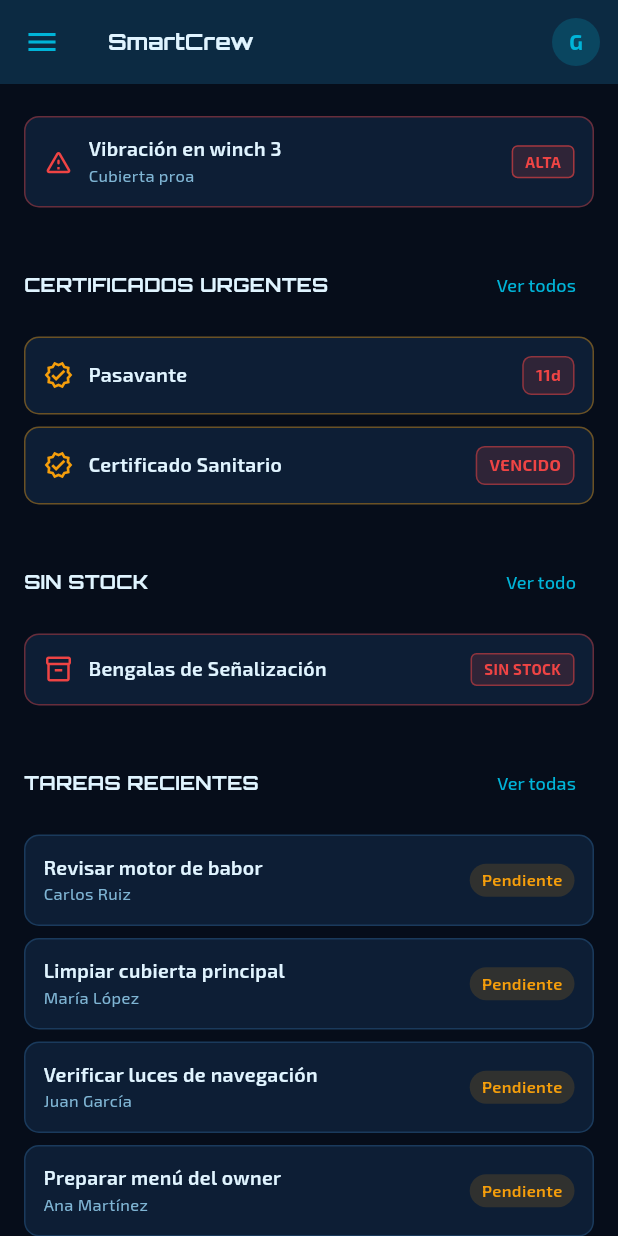
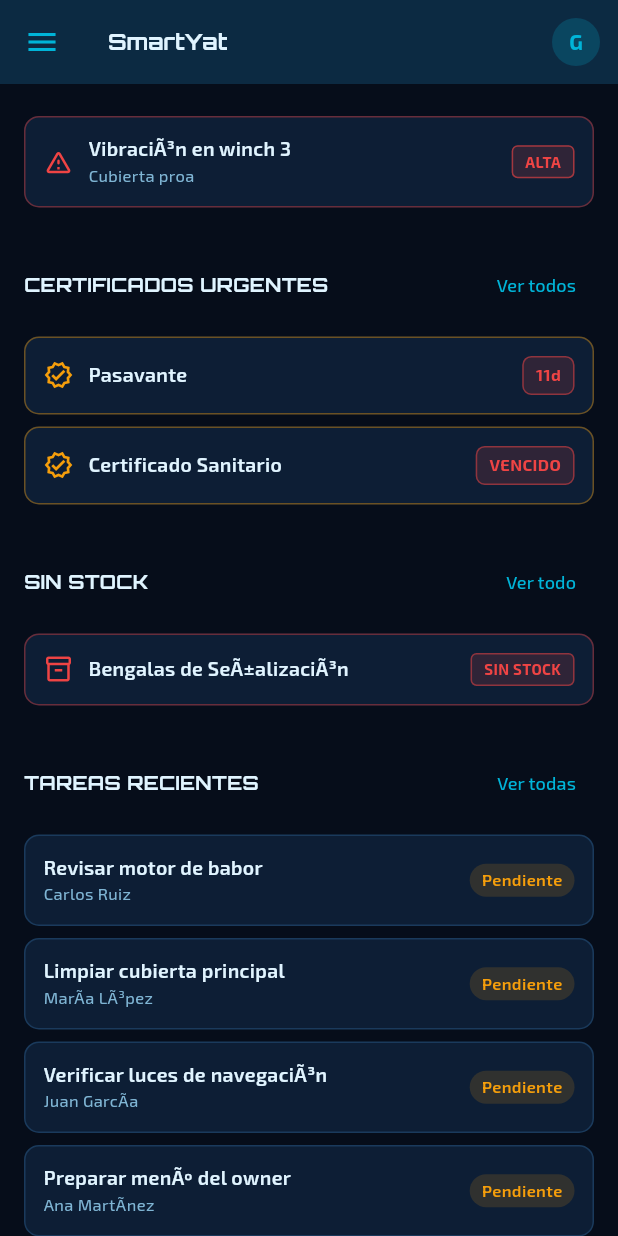
Before and after one commit to vicentellorens-collab/smart_yat, a Flutter app: the DashboardScreen screen opened directly with empty values, scrolled down 576 dp, on a phone screen of 412 x 824 dp. Run offline on Flutter 3.47's test engine with Material 3 defaults, Android fonts, the light colour scheme and no system bars; our stand-ins replace connectivity_plus, file_picker, flutter_secure_storage, flutter_tts, google_fonts, image_picker and 4 more; accounts and stored records are empty; statements that could not run were skipped.

Commit message:
Rename SmartCrew → SmartYat, UX nav improvements v2.3

```diff
--- a/lib/main.dart
+++ b/lib/main.dart
@@ -39,18 +39,18 @@
         ChangeNotifierProvider.value(value: appProvider),
         ChangeNotifierProvider.value(value: connectivityService),
       ],
-      child: const SmartCrewApp(),
+      child: const SmartYatApp(),
     ),
   );
 }
 
-class SmartCrewApp extends StatelessWidget {
-  const SmartCrewApp({super.key});
+class SmartYatApp extends StatelessWidget {
+  const SmartYatApp({super.key});
 
   @override
   Widget build(BuildContext context) {
     return MaterialApp(
-      title: 'SmartCrew',
+      title: 'SmartYat',
       debugShowCheckedModeBanner: false,
       theme: AppTheme.darkTheme,
       home: const LoginScreen(),
--- a/lib/providers/app_provider.dart
+++ b/lib/providers/app_provider.dart
@@ -70,7 +70,7 @@
 
   void setConnectivityService(ConnectivityService service) {
     _connectivityService = service;
-    // Sincronizar automáticamente al recuperar conexión
+    // Sincronizar automÃ¡ticamente al recuperar conexiÃ³n
     service.addListener(_onConnectivityChanged);
   }
 
@@ -84,7 +84,7 @@
     _isLoading = true;
     notifyListeners();
 
-    // 1. Carga local primero (instantánea)
+    // 1. Carga local primero (instantÃ¡nea)
     _tasks = await _storage.loadTasks();
     _crew = await _storage.loadCrew();
     _certificates = await _storage.loadCertificates();
@@ -104,15 +104,15 @@
     _isLoading = false;
     notifyListeners();
 
-    // 2. Pull desde Supabase en segundo plano si hay conexión
+    // 2. Pull desde Supabase en segundo plano si hay conexiÃ³n
     if (_yachtConfig != null &&
         _connectivityService?.isOnline != false) {
       syncWithCloud();
     }
   }
 
-  /// Sincronización bidireccional con Supabase.
-  /// Estrategia: pull desde nube → merge con local (nube gana en conflictos) → save local.
+  /// SincronizaciÃ³n bidireccional con Supabase.
+  /// Estrategia: pull desde nube â†’ merge con local (nube gana en conflictos) â†’ save local.
   Future<void> syncWithCloud() async {
     final yachtId = _yachtConfig?.id;
     if (yachtId == null) return;
@@ -125,7 +125,7 @@
 
       if (snapshot != null) {
         // Merge: la nube tiene prioridad sobre local para datos compartidos.
-        // Los datos locales que no están en la nube se suben.
+        // Los datos locales que no estÃ¡n en la nube se suben.
         _mergeFromCloud(snapshot);
         await _saveAllLocal();
       }
@@ -148,7 +148,7 @@
 
       _lastSyncAt = DateTime.now();
     } catch (_) {
-      // Sync falla silenciosamente — la app sigue funcionando offline
+      // Sync falla silenciosamente â€” la app sigue funcionando offline
     }
 
     _isSyncing = false;
@@ -157,7 +157,7 @@
 
   void _mergeFromCloud(CloudSnapshot snap) {
     // Para cada entidad: si la nube tiene registros, reemplaza local.
-    // Si la nube está vacía (primer sync desde este dispositivo), mantiene local.
+    // Si la nube estÃ¡ vacÃ­a (primer sync desde este dispositivo), mantiene local.
     if (snap.tasks.isNotEmpty) _tasks = snap.tasks;
     if (snap.crew.isNotEmpty) _crew = snap.crew;
     if (snap.certificates.isNotEmpty) _certificates = snap.certificates;
@@ -184,16 +184,16 @@
 
     _crew = [
       CrewMember(id: 'c1', name: 'Carlos Ruiz', role: 'Segundo Oficial'),
-      CrewMember(id: 'c2', name: 'María López', role: 'Cubierta'),
-      CrewMember(id: 'c3', name: 'Juan García', role: 'Marinero'),
-      CrewMember(id: 'c4', name: 'Ana Martínez', role: 'Cocinera'),
+      CrewMember(id: 'c2', name: 'MarÃ­a LÃ³pez', role: 'Cubierta'),
+      CrewMember(id: 'c3', name: 'Juan GarcÃ­a', role: 'Marinero'),
+      CrewMember(id: 'c4', name: 'Ana MartÃ­nez', role: 'Cocinera'),
     ];
 
     _tasks = [
       Task(
         id: 't1',
         title: 'Revisar motor de babor',
-        description: 'Inspección rutinaria del motor principal de babor.',
+        description: 'InspecciÃ³n rutinaria del motor principal de babor.',
         assignedToId: 'c1',
         assignedToName: 'Carlos Ruiz',
         priority: TaskPriority.alta,
@@ -204,32 +204,32 @@
         title: 'Limpiar cubierta principal',
         description: 'Limpieza completa de la cubierta de popa.',
         assignedToId: 'c2',
-        assignedToName: 'María López',
+        assignedToName: 'MarÃ­a LÃ³pez',
         priority: TaskPriority.media,
         createdAt: now.subtract(const Duration(hours: 5)),
       ),
       Task(
         id: 't3',
-        title: 'Verificar luces de navegación',
+        title: 'Verificar luces de navegaciÃ³n',
         description: 'Comprobar el funcionamiento de todas las luces.',
         assignedToId: 'c3',
-        assignedToName: 'Juan García',
+        assignedToName: 'Juan GarcÃ­a',
         priority: TaskPriority.media,
         createdAt: now.subtract(const Duration(days: 1)),
       ),
       Task(
         id: 't4',
-        title: 'Preparar menú del owner',
+        title: 'Preparar menÃº del owner',
         description: 'Sushi y marisco. Sin carne roja.',
         assignedToId: 'c4',
-        assignedToName: 'Ana Martínez',
+        assignedToName: 'Ana MartÃ­nez',
         priority: TaskPriority.alta,
         createdAt: now.subtract(const Duration(hours: 1)),
       ),
       Task(
         id: 't5',
         title: 'Inventario de combustible',
-        description: 'Registrar nivel actual y proyección.',
+        description: 'Registrar nivel actual y proyecciÃ³n.',
         assignedToId: 'c1',
         assignedToName: 'Carlos Ruiz',
         status: TaskStatus.completada,
@@ -242,7 +242,7 @@
         title: 'Mantenimiento ancla',
         description: 'Revisar cadena y mecanismo de anclaje.',
         assignedToId: 'c2',
-        assignedToName: 'María López',
+        assignedToName: 'MarÃ­a LÃ³pez',
         status: TaskStatus.enProgreso,
         priority: TaskPriority.media,
         createdAt: now.subtract(const Duration(hours: 8)),
@@ -253,8 +253,8 @@
       Certificate(
         id: 'cert1',
         name: 'Pasavante',
-        issuer: 'Capitanía de Puerto',
-        type: 'Navegación',
+        issuer: 'CapitanÃ­a de Puerto',
+        type: 'NavegaciÃ³n',
         expiryDate: now.add(const Duration(days: 12)),
       ),
       Certificate(
@@ -281,10 +281,10 @@
       Certificate(
         id: 'cert5',
         name: 'Certificado Sanitario',
-        issuer: 'Sanidad Marítima',
+        issuer: 'Sanidad MarÃ­tima',
         type: 'Salud',
         expiryDate: now.subtract(const Duration(days: 5)),
-        notes: 'VENCIDO — Renovar urgentemente',
+        notes: 'VENCIDO â€” Renovar urgentemente',
       ),
     ];
 
@@ -292,25 +292,25 @@
       InventoryItem(
         id: 'i1',
         name: 'Aceite de Motor',
-        category: 'Mecánica',
+        category: 'MecÃ¡nica',
         quantity: 3,
         unit: 'L',
         minLevel: 10,
-        location: 'Sala de máquinas',
+        location: 'Sala de mÃ¡quinas',
       ),
       InventoryItem(
         id: 'i2',
-        name: 'Lejía',
+        name: 'LejÃ­a',
         category: 'Limpieza',
         quantity: 2,
         unit: 'unid',
         minLevel: 5,
-        location: 'Pañol limpieza',
+        location: 'PaÃ±ol limpieza',
       ),
       InventoryItem(
         id: 'i3',
         name: 'Combustible',
-        category: 'Propulsión',
+        category: 'PropulsiÃ³n',
         quantity: 1200,
         unit: 'L',
         minLevel: 500,
@@ -323,11 +323,11 @@
         quantity: 800,
         unit: 'L',
         minLevel: 200,
-        location: 'Depósito',
+        location: 'DepÃ³sito',
       ),
       InventoryItem(
         id: 'i5',
-        name: 'Bengalas de Señalización',
+        name: 'Bengalas de SeÃ±alizaciÃ³n',
         category: 'Seguridad',
         quantity: 0,
         unit: 'unid',
@@ -337,11 +337,11 @@
       InventoryItem(
         id: 'i6',
         name: 'Filtros de Aceite',
-        category: 'Mecánica',
+        category: 'MecÃ¡nica',
         quantity: 1,
         unit: 'unid',
         minLevel: 3,
-        location: 'Sala de máquinas',
+        location: 'Sala de mÃ¡quinas',
       ),
     ];
 
@@ -363,21 +363,21 @@
       OwnerPreference(
         id: 'p3',
         type: OwnerPreferenceType.bebida,
-        detail: 'Prefiere champagne Dom Pérignon',
+        detail: 'Prefiere champagne Dom PÃ©rignon',
         isPositive: true,
         createdAt: now.subtract(const Duration(days: 7)),
       ),
       OwnerPreference(
         id: 'p4',
         type: OwnerPreferenceType.temperatura,
-        detail: 'Cabina a 22°C, salón a 24°C',
+        detail: 'Cabina a 22Â°C, salÃ³n a 24Â°C',
         isPositive: true,
         createdAt: now.subtract(const Duration(days: 5)),
       ),
       OwnerPreference(
         id: 'p5',
         type: OwnerPreferenceType.musica,
-        detail: 'Jazz en el salón durante las comidas',
+        detail: 'Jazz en el salÃ³n durante las comidas',
         isPositive: true,
         createdAt: now.subtract(const Duration(days: 3)),
       ),
@@ -386,9 +386,9 @@
     _incidents = [
       Incident(
         id: 'inc1',
-        title: 'Vibración en winch 3',
+        title: 'VibraciÃ³n en winch 3',
         description:
-            'El winch número 3 presenta vibración anormal durante la operación.',
+            'El winch nÃºmero 3 presenta vibraciÃ³n anormal durante la operaciÃ³n.',
         location: 'Cubierta proa',
         priority: TaskPriority.alta,
         reportedBy: 'Carlos Ruiz',
@@ -396,12 +396,12 @@
       ),
       Incident(
         id: 'inc2',
-        title: 'Grifo con fuga en baño proa',
+        title: 'Grifo con fuga en baÃ±o proa',
         description: 'El grifo gotea constantemente.',
-        location: 'Baño de proa',
+        location: 'BaÃ±o de proa',
         priority: TaskPriority.baja,
         status: IncidentStatus.enProgreso,
-        reportedBy: 'María López',
+        reportedBy: 'MarÃ­a LÃ³pez',
         reportedAt: now.subtract(const Duration(days: 1)),
       ),
     ];
@@ -460,7 +460,7 @@
     // Si no hay email real, generamos uno interno para Supabase Auth
     final authEmail = (email != null && email.isNotEmpty)
         ? email
-        : 'admin-${DateTime.now().millisecondsSinceEpoch}@smartcrew.internal';
+        : 'admin-${DateTime.now().millisecondsSinceEpoch}@smartyat.internal';
     final authPassword = AuthService.generateSecurePassword();
 
     // Intentar crear cuenta en Supabase Auth; si falla, seguimos con ID local
@@ -529,9 +529,9 @@
     String? department,
     String? photoPath,
   }) async {
-    // Email interno para Supabase Auth — el tripulante nunca lo ve
+    // Email interno para Supabase Auth â€” el tripulante nunca lo ve
     final internalEmail =
-        'crew-${DateTime.now().millisecondsSinceEpoch}@smartcrew.internal';
+        'crew-${DateTime.now().millisecondsSinceEpoch}@smartyat.internal';
     final authPassword = AuthService.generateSecurePassword();
 
     // Intentar crear cuenta en Supabase Auth; si falla, seguimos con ID local
@@ -977,7 +977,7 @@
           description: cmd.transcript,
           location: _str(result.datosExtraidos['ubicacion']),
           priority: _parsePriority(result.prioridad),
-          reportedBy: _currentUser?.name ?? 'Tripulación',
+          reportedBy: _currentUser?.name ?? 'TripulaciÃ³n',
           reportedAt: now,
         ));
         break;
@@ -1044,13 +1044,13 @@
         .where((i) => i.status != InventoryStatus.ok)
         .toList();
     if (lowStock.isEmpty) {
-      return 'El inventario está completo. No hay artículos por comprar.';
+      return 'El inventario estÃ¡ completo. No hay artÃ­culos por comprar.';
     }
     final items = lowStock.map((i) {
       if (i.status == InventoryStatus.sinStock) {
         return '${i.name} (agotado)';
       }
-      return '${i.name} (quedan ${i.quantity} ${i.unit}, mínimo ${i.minLevel})';
+      return '${i.name} (quedan ${i.quantity} ${i.unit}, mÃ­nimo ${i.minLevel})';
     }).join(', ');
     return 'Necesitas comprar: $items';
   }
--- a/lib/screens/manager/dashboard_screen.dart
+++ b/lib/screens/manager/dashboard_screen.dart
@@ -30,7 +30,7 @@
 
     return Scaffold(
       appBar: AppBar(
-        title: const Text('SmartCrew'),
+        title: const Text('SmartYat'),
         leading: Builder(
           builder: (ctx) => IconButton(
             icon: const Icon(Icons.menu),
@@ -61,7 +61,7 @@
           padding: const EdgeInsets.all(16),
           children: [
             // Greeting
-            Text('Buen día, ${user?.name ?? 'Capitán'}',
+            Text('Buen dÃ­a, ${user?.name ?? 'CapitÃ¡n'}',
                 style: AppTheme.orbitron(size: 14)),
             const SizedBox(height: 4),
             const Text(
@@ -70,7 +70,7 @@
             ),
             const SizedBox(height: 8),
             const Text(
-              'Pulsa un widget para ir al módulo',
+              'Pulsa un widget para ir al mÃ³dulo',
               style: TextStyle(
                   color: AppTheme.textSecondary,
                   fontSize: 11,
--- a/lib/services/auth_service.dart
+++ b/lib/services/auth_service.dart
@@ -3,7 +3,7 @@
 
 class AuthService {
   static String hashPin(String pin) {
-    final input = pin + 'smartcrew_salt_2024';
+    final input = pin + 'smartyat_salt_2024';
     final bytes = utf8.encode(input);
     return base64.encode(bytes);
   }
@@ -12,8 +12,8 @@
     return hashPin(pin) == hash;
   }
 
-  /// Genera una contraseña aleatoria fuerte de 32 caracteres.
-  /// El usuario nunca ve ni introduce esta contraseña.
+  /// Genera una contraseÃ±a aleatoria fuerte de 32 caracteres.
+  /// El usuario nunca ve ni introduce esta contraseÃ±a.
   static String generateSecurePassword() {
     const chars =
         'abcdefghijklmnopqrstuvwxyzABCDEFGHIJKLMNOPQRSTUVWXYZ0123456789!@#\$%^&*';
--- a/pubspec.yaml
+++ b/pubspec.yaml
@@ -1,7 +1,7 @@
 name: smart_yat
-description: "SmartCrew - Intelligent Yacht Crew Management"
+description: "SmartYat - Intelligent Yacht Management System"
 publish_to: 'none'
-version: 1.0.0+1
+version: 2.3.0+1
 
 environment:
   sdk: ^3.5.0
```
Also changed, not shown: lib/screens/login_screen.dart (+11 -11 lines), .claude/settings.local.json, 1 other file.
